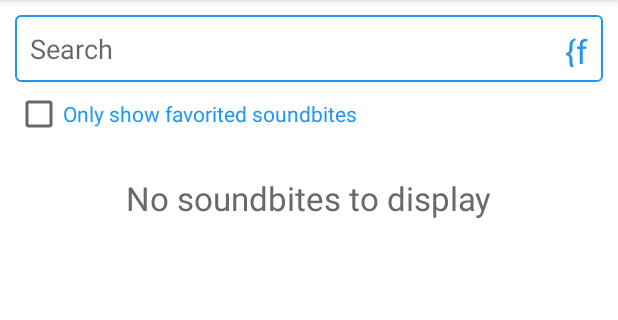
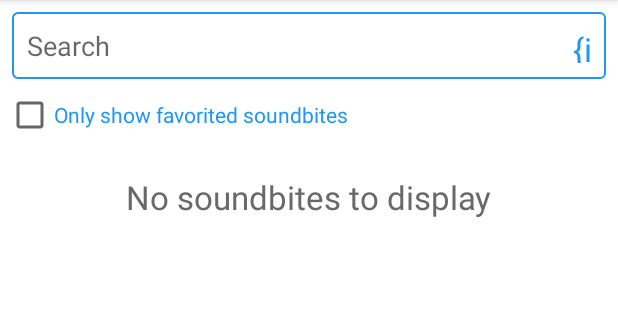
Before and after one commit to Gear61/Bernie-Sanders-Soundboard, an Android app: the screen it shows after launch (MainActivity), on a phone screen of 412 x 824 dp, the part 84-404 px from its top. Run offline under Robolectric (Android 15) with nearby library versions, the phone set to English and light mode, and no system bars; our stand-ins replace ButterKnife; libraries missing offline, so code that uses them is left out: com.afollestad.materialdialogs, com.joanzapata.iconify, com.rey.material; plain views replace CheckBox, IconTextView; 5 statements that could not run were skipped.

Commit message:
Clean up homepage, remove FA

```diff
--- a/app/build.gradle
+++ b/app/build.gradle
@@ -26,7 +26,6 @@ dependencies {
     compile 'com.android.support:appcompat-v7:25.3.1'
     compile 'com.android.support:design:25.3.1'
     compile 'com.jakewharton:butterknife:7.0.1'
-    compile 'com.joanzapata.iconify:android-iconify-fontawesome:2.2.2'
     compile 'com.balysv:material-ripple:1.0.2'
     compile 'com.github.rey5137:material:1.2.4'
     compile 'com.afollestad.material-dialogs:commons:0.9.4.4'
--- a/app/src/main/java/com/randomappsinc/berniesanderssoundboard/Utils/MyApplication.java
+++ b/app/src/main/java/com/randomappsinc/berniesanderssoundboard/Utils/MyApplication.java
@@ -3,7 +3,6 @@ package com.randomappsinc.berniesanderssoundboard.Utils;
 import android.app.Application;
 
 import com.joanzapata.iconify.Iconify;
-import com.joanzapata.iconify.fonts.FontAwesomeModule;
 import com.joanzapata.iconify.fonts.IoniconsModule;
 
 import java.io.File;
@@ -15,8 +14,7 @@ public final class MyApplication extends Application {
     @Override
     public void onCreate() {
         super.onCreate();
-        Iconify.with(new FontAwesomeModule())
-               .with(new IoniconsModule());
+        Iconify.with(new IoniconsModule());
         instance = this;
 
         createExternalDirectory();
--- a/app/src/main/res/layout/activity_main.xml
+++ b/app/src/main/res/layout/activity_main.xml
@@ -11,12 +11,14 @@
     <LinearLayout
         android:layout_width="match_parent"
         android:layout_height="match_parent"
-        android:padding="10dp"
         android:orientation="vertical">
 
         <FrameLayout
+            android:focusable="true"
+            android:focusableInTouchMode="true"
             android:layout_width="match_parent"
-            android:layout_height="wrap_content">
+            android:layout_height="wrap_content"
+            android:padding="8dp">
 
             <EditText
                 android:id="@+id/search_input"
@@ -36,10 +38,10 @@
 
             <com.joanzapata.iconify.widget.IconTextView
                 android:id="@+id/clear_search"
-                android:layout_width="25dp"
-                android:layout_height="25dp"
+                android:layout_width="24dp"
+                android:layout_height="24dp"
                 android:textSize="22dp"
-                android:layout_margin="5dp"
+                android:layout_margin="4dp"
                 android:gravity="center"
                 android:layout_gravity="center_vertical|right"
                 android:text="@string/clear_icon"
@@ -48,9 +50,9 @@
 
         <com.rey.material.widget.CheckBox
             android:id="@+id/favorites_toggle"
-            android:layout_marginTop="5dp"
             android:layout_height="wrap_content"
             android:layout_width="wrap_content"
+            android:layout_marginLeft="4dp"
             android:gravity="center_vertical"
             android:text="@string/favorites_only"
             android:textColor="@color/app_blue"
@@ -63,7 +65,9 @@
             android:text="@string/no_soundbites"
             android:textColor="@color/dark_gray"
             android:textSize="22sp"
-            android:layout_marginTop="25dp"
+            android:layout_marginTop="24dp"
+            android:layout_marginLeft="16dp"
+            android:layout_marginRight="16dp"
             android:layout_width="wrap_content"
             android:layout_height="wrap_content"
             android:layout_gravity="center_horizontal"/>
@@ -71,9 +75,8 @@
         <ListView
             android:id="@+id/soundbites"
             android:soundEffectsEnabled="false"
-            android:layout_marginTop="5dp"
+            android:layout_marginTop="4dp"
             android:layout_width="match_parent"
-            android:layout_height="match_parent">
-        </ListView>
+            android:layout_height="match_parent"/>
     </LinearLayout>
 </android.support.design.widget.CoordinatorLayout>
--- a/app/src/main/res/values/main_strings.xml
+++ b/app/src/main/res/values/main_strings.xml
@@ -8,8 +8,8 @@
     <string name="no_soundbites">No soundbites to display</string>
 
     <!-- Font Awesome icons -->
-    <string name="clear_icon">{fa-remove}</string>
-    <string name="star_icon">{fa-star}</string>
+    <string name="clear_icon">{ion-android-close}</string>
+    <string name="star_icon">{ion-android-star}</string>
 
     <string name="welcome">Welcome</string>
     <string name="intro_text">Hey there, I\'m Alex, and I developed this app!
@@ -28,8 +28,10 @@
     </string-array>
     <string name="ringtone_success">Your ringtone was successfully set.</string>
     <string name="notification_tone_success">Your notification tone was successfully set.</string>
-    <string name="external_fail">We failed to create a directory in external storage to store audio tone files.
-        Setting soundbites as your ringtone/notification tone will not work.</string>
+    <string name="external_fail">
+        We failed to create a directory in external storage to store audio tone files.
+        Setting soundbites as your ringtone/notification tone will not work.
+    </string>
     <string name="write_external_explanation">
         In order to set your ringtone/notification tone,
         we need to be able to create sound files on your device\'s file system.
```
Also changed, not shown: app/src/main/java/com/randomappsinc/berniesanderssoundboard/Activities/MainActivity.java (+4 -4 lines), 1 other file.
